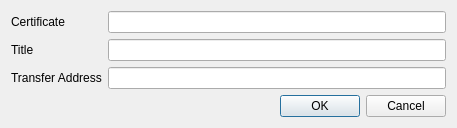
Before: the Qt Designer form src/qt/forms/editcertdialog.ui in syscoin/syscoin1, drawn with Qt 5.
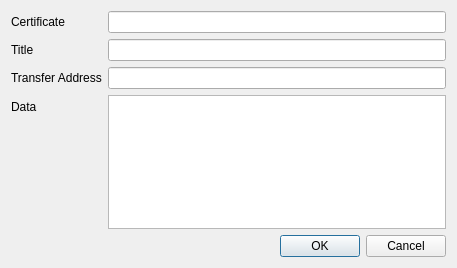
After: the same form once the commit is applied.

```diff
--- a/src/qt/forms/editcertdialog.ui
+++ b/src/qt/forms/editcertdialog.ui
@@ -7,7 +7,7 @@
     <x>0</x>
     <y>0</y>
     <width>457</width>
-    <height>123</height>
+    <height>268</height>
    </rect>
   </property>
   <property name="windowTitle">
@@ -63,6 +63,16 @@
      <item row="2" column="1">
       <widget class="QLineEdit" name="transferEdit"/>
      </item>
+     <item row="3" column="0">
+      <widget class="QLabel" name="certDataLabel">
+       <property name="text">
+        <string>Data</string>
+       </property>
+      </widget>
+     </item>
+     <item row="3" column="1">
+      <widget class="QTextEdit" name="certDataEdit"/>
+     </item>
     </layout>
    </item>
    <item>
```
